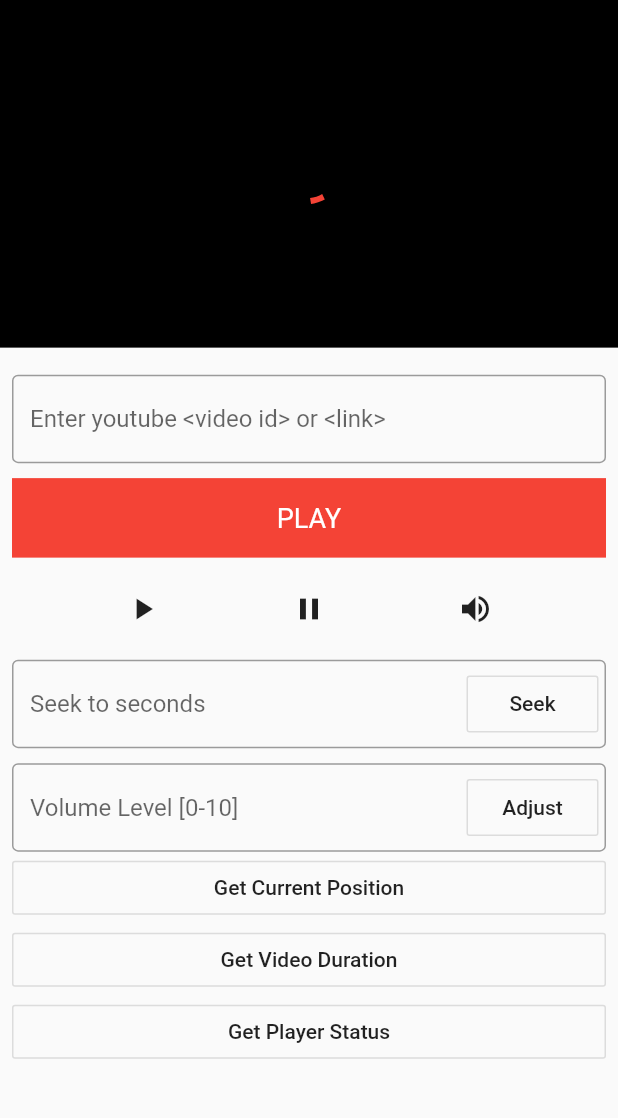
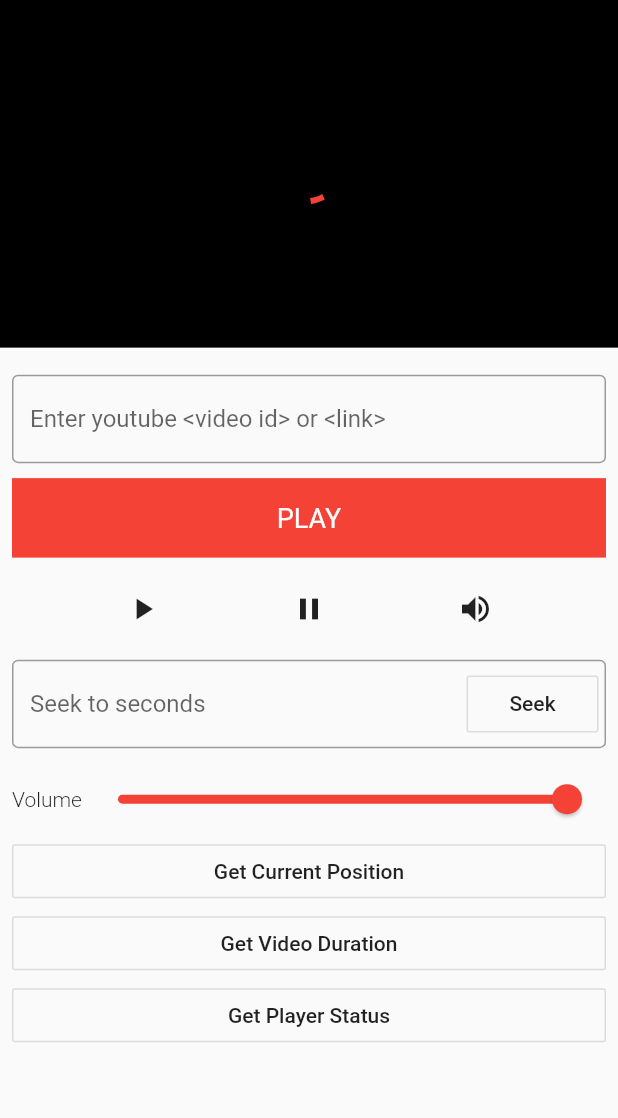
Before and after one commit to sarbagyastha/youtube_player, a Flutter app: the screen it shows after launch, on a phone screen of 412 x 824 dp, the part 84-1202 px from its top. Run offline on Flutter 3.47's test engine with Material 2 defaults, Android fonts, the phone set to English and light mode, and no system bars; our stand-ins replace share.

Commit message:
Updated Example

```diff
--- a/example/lib/main.dart
+++ b/example/lib/main.dart
@@ -30,7 +30,7 @@
 class _MyHomePageState extends State<MyHomePage> {
   TextEditingController _idController = TextEditingController();
   TextEditingController _seekToController = TextEditingController();
-  TextEditingController _volumeController = TextEditingController();
+  double _volume = 1.0;
   VideoPlayerController _videoController;
   String position = "Get Current Position";
   String status = "Get Player Status";
@@ -153,20 +153,26 @@
                   SizedBox(
                     height: 10.0,
                   ),
-                  TextField(
-                    controller: _volumeController,
-                    keyboardType: TextInputType.number,
-                    decoration: InputDecoration(
-                      border: OutlineInputBorder(),
-                      hintText: "Volume Level [0-10]",
-                      suffixIcon: Padding(
-                        padding: EdgeInsets.all(5.0),
-                        child: OutlineButton(
-                            child: Text("Adjust"),
-                            onPressed: () => _videoController.setVolume(
-                                double.parse(_volumeController.text) / 10)),
+                  Row(
+                    children: <Widget>[
+                      Text("Volume", style: TextStyle(fontWeight: FontWeight.w300),),
+                      Expanded(
+                        child: Slider(
+                          inactiveColor: Colors.transparent,
+                          value: _volume,
+                          min: 0.0,
+                          max: 1.0,
+                          divisions: 10,
+                          label: '${(_volume*10).round()}',
+                          onChanged: (value){
+                            setState(() {
+                              _volume = value;
+                            });
+                            _videoController.setVolume(_volume);
+                          },
+                        ),
                       ),
-                    ),
+                    ],
                   ),
                   OutlineButton(
                     child: Text(position),
@@ -219,7 +225,7 @@
       builder: (BuildContext context) {
         return AlertDialog(
           title: Text("Video Ended"),
-          content:  Text("Thank you for trying the plugin!"),
+          content: Text("Thank you for trying the plugin!"),
         );
       },
     );
```
Also changed, not shown: 2 other files.
